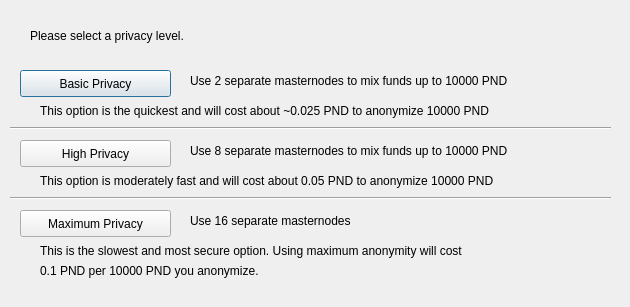
The window that src/qt/forms/Darksendconfig.ui (cryptoghass/source-V1.2) describes before a commit, drawn with Qt 5.
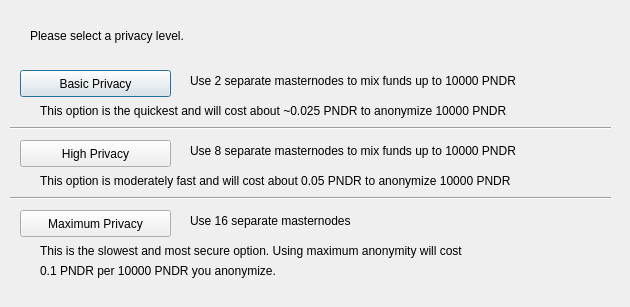
The same window after the commit.

```diff
--- a/src/qt/forms/Darksendconfig.ui
+++ b/src/qt/forms/Darksendconfig.ui
@@ -75,7 +75,7 @@
     </rect>
    </property>
    <property name="text">
-    <string>Use 2 separate masternodes to mix funds up to 10000 PND</string>
+    <string>Use 2 separate masternodes to mix funds up to 10000 PNDR</string>
    </property>
   </widget>
   <widget class="QLabel" name="label_3">
@@ -88,7 +88,7 @@
     </rect>
    </property>
    <property name="text">
-    <string>Use 8 separate masternodes to mix funds up to 10000 PND</string>
+    <string>Use 8 separate masternodes to mix funds up to 10000 PNDR</string>
    </property>
   </widget>
   <widget class="QLabel" name="label_4">
@@ -114,7 +114,7 @@
     </rect>
    </property>
    <property name="text">
-    <string>This option is the quickest and will cost about ~0.025 PND to anonymize 10000 PND</string>
+    <string>This option is the quickest and will cost about ~0.025 PNDR to anonymize 10000 PNDR</string>
    </property>
   </widget>
   <widget class="QLabel" name="label_7">
@@ -127,7 +127,7 @@
     </rect>
    </property>
    <property name="text">
-    <string>This option is moderately fast and will cost about 0.05 PND to anonymize 10000 PND</string>
+    <string>This option is moderately fast and will cost about 0.05 PNDR to anonymize 10000 PNDR</string>
    </property>
   </widget>
   <widget class="QLabel" name="label_8">
@@ -153,7 +153,7 @@
     </rect>
    </property>
    <property name="text">
-    <string>0.1 PND per 10000 PND you anonymize.</string>
+    <string>0.1 PNDR per 10000 PNDR you anonymize.</string>
    </property>
   </widget>
   <widget class="Line" name="line">
```
